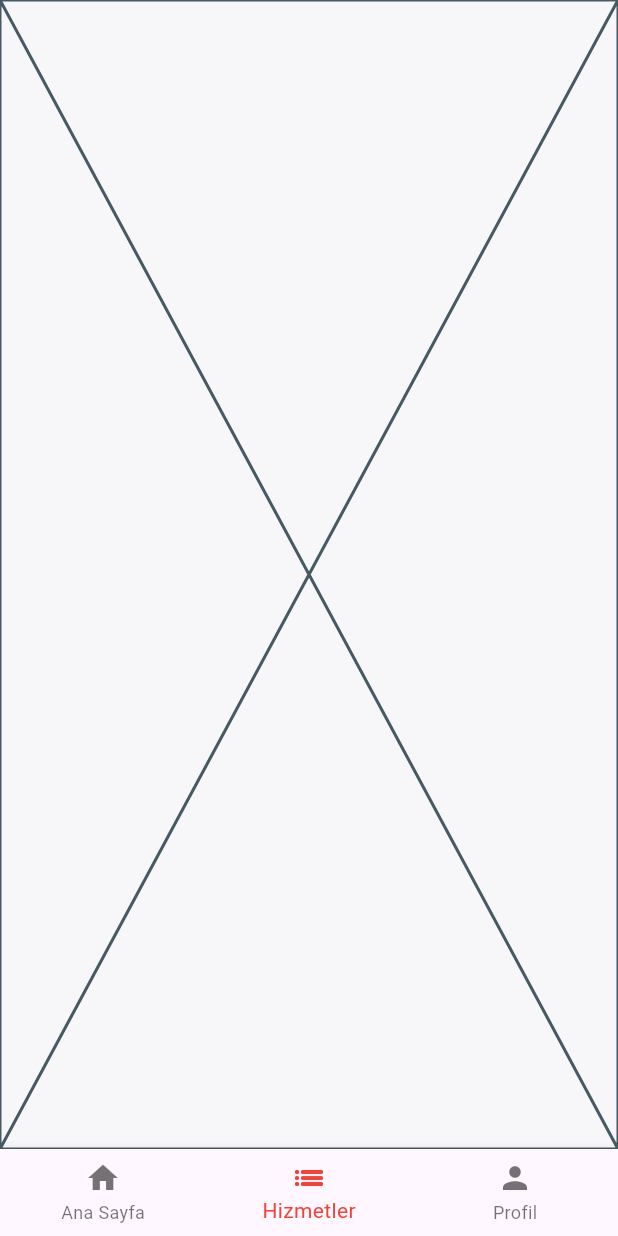
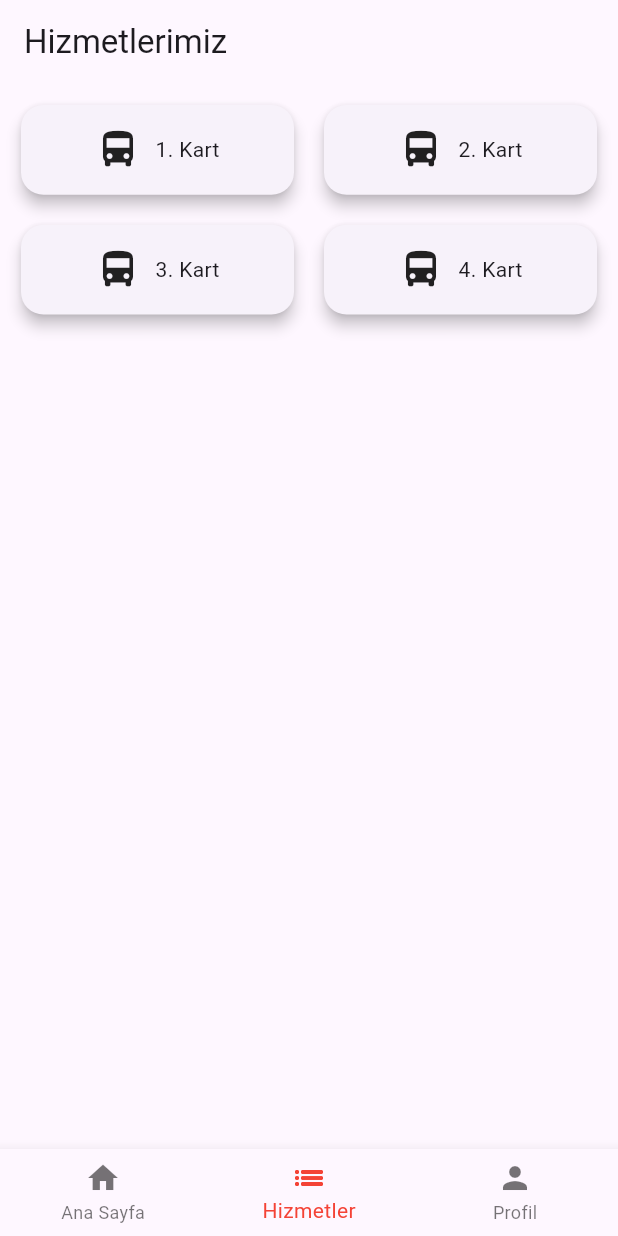
Before and after one commit to Bonito27/Zagropya, a Flutter app: the screen it shows after launch, item 2 of the bottom bar chosen, on a phone screen of 412 x 824 dp. Run offline on Flutter 3.47's test engine with Material 3 defaults, Android fonts, the phone set to English and light mode, and no system bars; our stand-ins replace hexcolor.

Commit message:
Hizmetler Sayfasında Grid yapısının temeli oluşturuldu.

```diff
--- a/ispartaapp/lib/constants/services.dart
+++ b/ispartaapp/lib/constants/services.dart
@@ -10,6 +10,109 @@ class ServicesPage extends StatefulWidget {
 class _ServicesPageState extends State<ServicesPage> {
   @override
   Widget build(BuildContext context) {
-    return const Placeholder();
+    return SafeArea(
+      child: Scaffold(
+        appBar: AppBar(title: Text("Hizmetlerimiz")),
+        body: Column(
+          children: [
+            GridView.count(
+              crossAxisCount:
+                  2, // Yan yana kaç tane sığsın? (Senin tasarımda 2)
+              crossAxisSpacing: 12, // Yatay boşluk
+              mainAxisSpacing: 12, // Dikey boşluk
+              childAspectRatio:
+                  2.8, // Kartların en/boy oranı (Dikdörtgen olması için)
+              shrinkWrap: true, // İçindeki elemanlar kadar yer kaplasın
+              physics:
+                  const NeverScrollableScrollPhysics(), // Sayfanın kendi kaydırmasını kullansın
+              padding: const EdgeInsets.all(10), // Kenar boşluğu
+              children: [
+                // KARTLAR
+                Card(
+                  elevation: 4,
+                  shape: RoundedRectangleBorder(
+                    borderRadius: BorderRadiusGeometry.circular(15),
+                  ),
+                  child: InkWell(
+                    borderRadius: BorderRadius.circular(15),
+                    onTap: () {
+                      print("1. Karta Tıklandı");
+                    },
+                    child: Row(
+                      mainAxisAlignment: MainAxisAlignment.center,
+                      children: [
+                        Icon(Icons.directions_bus, size: 30),
+                        SizedBox(width: 10),
+                        Text("1. Kart"),
+                      ],
+                    ),
+                  ),
+                ),
+                Card(
+                  elevation: 4,
+                  shape: RoundedRectangleBorder(
+                    borderRadius: BorderRadiusGeometry.circular(15),
+                  ),
+                  child: InkWell(
+                    borderRadius: BorderRadius.circular(15),
+                    onTap: () {
+                      print("2. Karta Tıklandı");
+                    },
+                    child: Row(
+                      mainAxisAlignment: MainAxisAlignment.center,
+                      children: [
+                        Icon(Icons.directions_bus, size: 30),
+                        SizedBox(width: 10),
+                        Text("2. Kart"),
+                      ],
+                    ),
+                  ),
+                ),
+                Card(
+                  elevation: 4,
+                  shape: RoundedRectangleBorder(
+                    borderRadius: BorderRadiusGeometry.circular(15),
+                  ),
+                  child: InkWell(
+                    borderRadius: BorderRadius.circular(15),
+                    onTap: () {
+                      print("3. Karta Tıklandı");
+                    },
+                    child: Row(
+                      mainAxisAlignment: MainAxisAlignment.center,
+                      children: [
+                        Icon(Icons.directions_bus, size: 30),
+                        SizedBox(width: 10),
+                        Text("3. Kart"),
+                      ],
+                    ),
+                  ),
+                ),
+                Card(
+                  elevation: 4,
+                  shape: RoundedRectangleBorder(
+                    borderRadius: BorderRadiusGeometry.circular(15),
+                  ),
+                  child: InkWell(
+                    borderRadius: BorderRadius.circular(15),
+                    onTap: () {
+                      print("4. Karta Tıklandı");
+                    },
+                    child: Row(
+                      mainAxisAlignment: MainAxisAlignment.center,
+                      children: [
+                        Icon(Icons.directions_bus, size: 30),
+                        SizedBox(width: 10),
+                        Text("4. Kart"),
+                      ],
+                    ),
+                  ),
+                ),
+              ],
+            ),
+          ],
+        ),
+      ),
+    );
   }
 }
```
